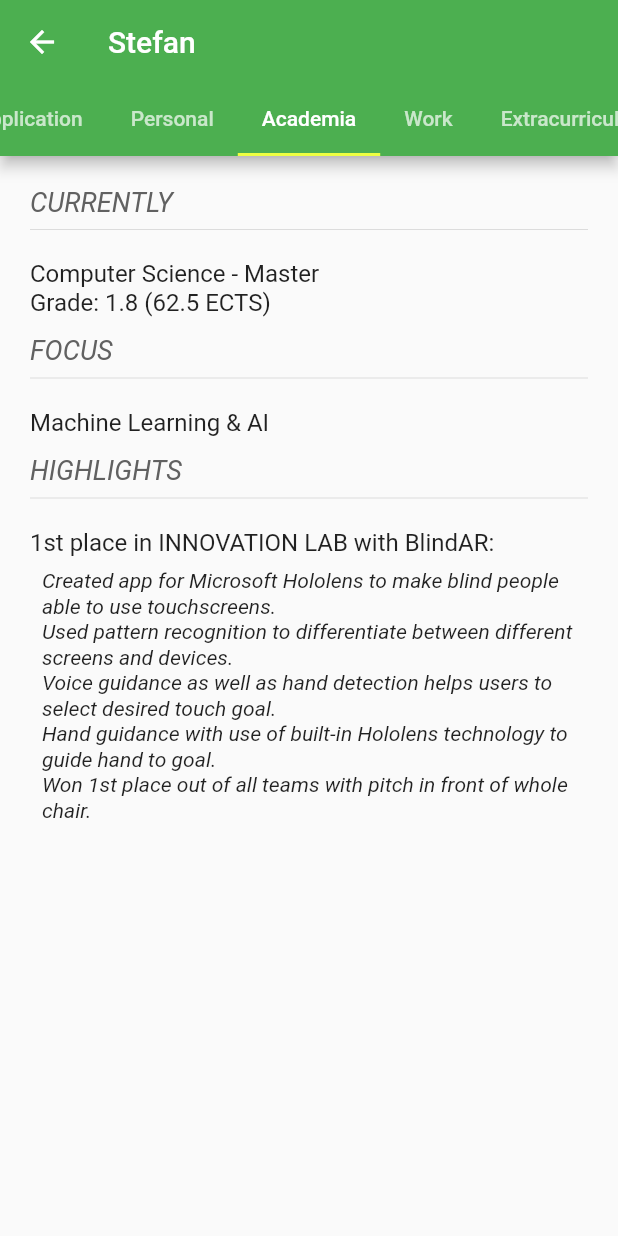
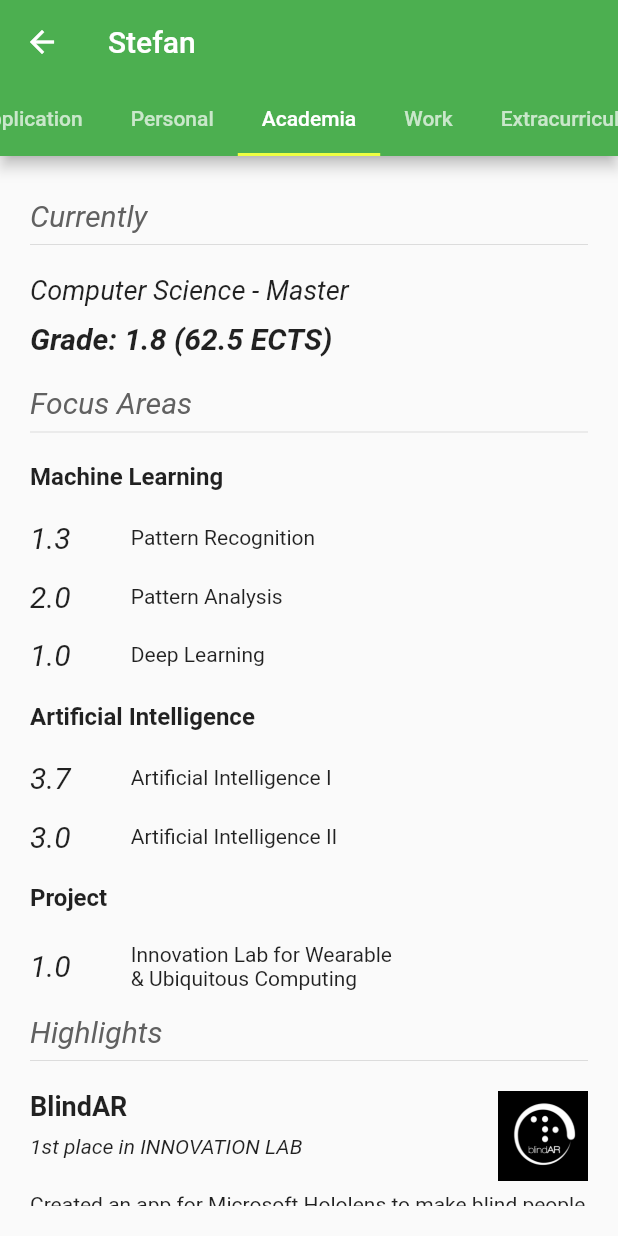
Before and after one commit to DaemonLoki/Silicon-Valley-Spring-School, a Flutter app: the OverviewNav screen opened directly, tab 3 chosen, on a phone screen of 412 x 824 dp. Run offline on Flutter 3.47's test engine with Material 2 defaults, Android fonts, the phone set to English and light mode, and no system bars; our stand-ins replace chewie, video_player; statements that could not run were skipped.

Commit message:
adjusted content for final version

```diff
--- a/lib/academia_content.dart
+++ b/lib/academia_content.dart
@@ -2,50 +2,153 @@ import 'package:flutter/material.dart';
 import 'ui/section_header.dart';
 
 class AcademiaContent extends StatelessWidget {
-  const AcademiaContent();
+
+  final Widget _mlSubjects = new Column(
+    children: <Widget>[
+      SubjectRow("Pattern Recognition", "1.3"),
+      SubjectRow("Pattern Analysis", "2.0"),
+      SubjectRow("Deep Learning", "1.0")
+    ],
+  );
+
+  final Widget _aiSubjects = new Column(
+    children: <Widget>[
+      SubjectRow("Artificial Intelligence I", "3.7"),
+      SubjectRow("Artificial Intelligence II", "3.0")
+    ],
+  );
+
+  final Widget _projectSubject = new Column(
+    children: <Widget>[
+      SubjectRow("Innovation Lab for Wearable \n& Ubiquitous Computing", "1.0"),
+    ]
+  );
+
+  Widget _createFocusAreaHeader(String name) {
+    return Padding(
+          padding: const EdgeInsets.symmetric(vertical: 12.0),
+          child: new Text(name,
+              style: TextStyle(fontWeight: FontWeight.bold, fontSize: 16.0)),
+        );
+  }
 
   @override
   Widget build(BuildContext context) {
     return Padding(
       padding: const EdgeInsets.all(20.0),
       child: ListView(children: <Widget>[
-        const SectionHeader("CURRENTLY"),
+        const SectionHeader("Currently"),
         Padding(
           padding: const EdgeInsets.symmetric(vertical: 12.0),
           child: Column(
             crossAxisAlignment: CrossAxisAlignment.start,
             children: <Widget>[
               new Text("Computer Science - Master",
-                  style: Theme.of(context).textTheme.subhead),
-              new Text("Grade: 1.8 (62.5 ECTS)",
-                  style: Theme.of(context).textTheme.subhead),
+                  style: TextStyle(fontStyle: FontStyle.italic, fontSize: 18.0)),
+              Padding(
+                padding: const EdgeInsets.only(top: 10.0),
+                child: new Text("Grade: 1.8 (62.5 ECTS)",
+                    style: TextStyle(fontStyle: FontStyle.italic, fontSize: 20.0, fontWeight: FontWeight.bold)),
+              ),
             ],
           ),
         ),
-        const SectionHeader("FOCUS"),
+        const SectionHeader("Focus Areas"),
+        _createFocusAreaHeader("Machine Learning"),
+        _mlSubjects,
+        _createFocusAreaHeader("Artificial Intelligence"),
+        _aiSubjects,
+        _createFocusAreaHeader("Project"),
+        _projectSubject,
+        const SectionHeader("Highlights"),
+        HighlightWidget(
+            "BlindAR",
+            "1st place in INNOVATION LAB",
+            "Created an app for Microsoft Hololens to make blind people able to use touchscreens. \n\nUsed pattern recognition to differentiate between different screens and devices. Voice guidance as well as hand detection helps users to select desired touch goal. Hand guidance with use of built-in Hololens technology to guide hand to goal.\n\nWon 1st place out of all teams with pitch in front of whole chair.",
+            "images/blindar_logo.png"),
+        HighlightWidget(
+            "Freethrow-Tracker",
+            "Wearable Computing Seminar",
+            "Wrote an Android app for tracking freethrows in basketball. This included the whole app written in Android with pre-designed UI.\n\nInternally it used the direct bluetooth signals from a wearable armband called 'MYO'. This data was fed to an algorithm to detect whether the subject put up a basketball shot.\n\nCreation of the algorithm required preprocessing of the data. After that different algorithms were tested and one was selected.\n\nIn order to receive the direct bluetooth the SDK provided by creator of 'MYO' needed to be 'hacked' to extract the info.\n\nIn the end a decently working prototype was created and evaluated by experiments performed on an amateur basketball team and led to acceptable results..",
+            "images/tracker.png"),
+      ]),
+    );
+  }
+}
+
+class SubjectRow extends StatelessWidget {
+
+  SubjectRow(this._name, this._grade);
+
+  final String _name;
+  final String _grade;
+
+  @override
+  Widget build(BuildContext context) {
+    return Padding(
+      padding: const EdgeInsets.symmetric(vertical: 8.0),
+      child: new Row(
+        mainAxisAlignment: MainAxisAlignment.start,
+        children: <Widget>[
+          Text(_grade, style: TextStyle(fontSize: 20.0, fontStyle: FontStyle.italic),),
           Padding(
-          padding: const EdgeInsets.symmetric(vertical: 12.0),
-          child: new Text("Machine Learning & AI",
-              style: Theme.of(context).textTheme.subhead),
+            padding: const EdgeInsets.only(left: 40.0),
+            child: Text(_name),
+          )
+        ],
       ),
-        const SectionHeader("HIGHLIGHTS"),
-        Padding(
+    );
+  }
+}
+
+class HighlightWidget extends StatelessWidget {
+  HighlightWidget(
+      this._projectName, this._course, this._description, this._logoLocation);
+
+  final String _projectName;
+  final String _course;
+  final String _description;
+  final String _logoLocation;
+
+  @override
+  Widget build(BuildContext context) {
+    return new Padding(
         padding: EdgeInsets.symmetric(vertical: 12.0),
         child: Column(
           crossAxisAlignment: CrossAxisAlignment.start,
           children: <Widget>[
+            Row(
+              mainAxisAlignment: MainAxisAlignment.spaceBetween,
+              crossAxisAlignment: CrossAxisAlignment.start,
+              children: <Widget>[
+                Column(
+                  mainAxisAlignment: MainAxisAlignment.center,
+                  crossAxisAlignment: CrossAxisAlignment.start,
+                  children: <Widget>[
                     Text(
-                  "1st place in INNOVATION LAB with BlindAR:",
-                  style: Theme.of(context).textTheme.subhead,
+                      _projectName,
+                      style: TextStyle(
+                          fontSize: 18.0, fontWeight: FontWeight.bold),
+                      textAlign: TextAlign.start,
                     ),
                     Padding(
-                  padding: const EdgeInsets.all(8.0),
-                  child: Text("Created app for Microsoft Hololens to make blind people able to use touchscreens. \nUsed pattern recognition to differentiate between different screens and devices. \nVoice guidance as well as hand detection helps users to select desired touch goal.\nHand guidance with use of built-in Hololens technology to guide hand to goal.\nWon 1st place out of all teams with pitch in front of whole chair.",
-                  style: TextStyle(fontStyle: FontStyle.italic, height: 1.2),),
+                      padding: const EdgeInsets.symmetric(vertical: 8.0),
+                      child: Text(
+                        _course,
+                        style: TextStyle(fontStyle: FontStyle.italic),
+                      ),
+                    ),
+                  ],
+                ),
+                Image.asset(_logoLocation, height: 60.0)
+              ],
+            ),
+            Padding(
+              padding: const EdgeInsets.symmetric(vertical: 8.0),
+              child: Text(_description,
+                  style: TextStyle(fontWeight: FontWeight.w400)),
             )
           ],
-            )),
-      ]),
-    );
+        ));
   }
 }
--- a/lib/overview.dart
+++ b/lib/overview.dart
@@ -22,7 +22,7 @@ class TabContent {
 List<TabContent> tabs = <TabContent>[
   new TabContent(title: "Application", content: ApplicationContent()),
   new TabContent(title: "Personal", content: PersonalContent()),
-  const TabContent(title: "Academia", content: const AcademiaContent()),
+  new TabContent(title: "Academia", content: AcademiaContent()),
   const TabContent(title: "Work", content: const WorkContent()),
   const TabContent(title: "Extracurricular", content: const ExtraContent()),
 ];
--- a/lib/ui/section_header.dart
+++ b/lib/ui/section_header.dart
@@ -10,7 +10,10 @@ class SectionHeader extends StatelessWidget {
     return Column(
       crossAxisAlignment: CrossAxisAlignment.start,
       children: <Widget>[
-        Text(_title, style: TextStyle(color: Colors.grey[700], fontSize: 18.0, fontStyle: FontStyle.italic)),
+        Padding(
+          padding: const EdgeInsets.only(top: 8.0),
+          child: Text(_title, style: TextStyle(color: Colors.grey[700], fontSize: 20.0, fontStyle: FontStyle.italic)),
+        ),
         Divider()
       ],
     );
```
Also changed, not shown: lib/application_content.dart (+59 -6 lines), lib/welcome_page.dart (+12 -13 lines), pubspec.yaml (+7 -1 lines), images/blindar_logo.png (added), images/linkedin.png (added), images/tracker.png (added), images/twitter.png (added), images/xing.png (added), 2 other files. Lines whose indentation alone changed are shown as unchanged.
